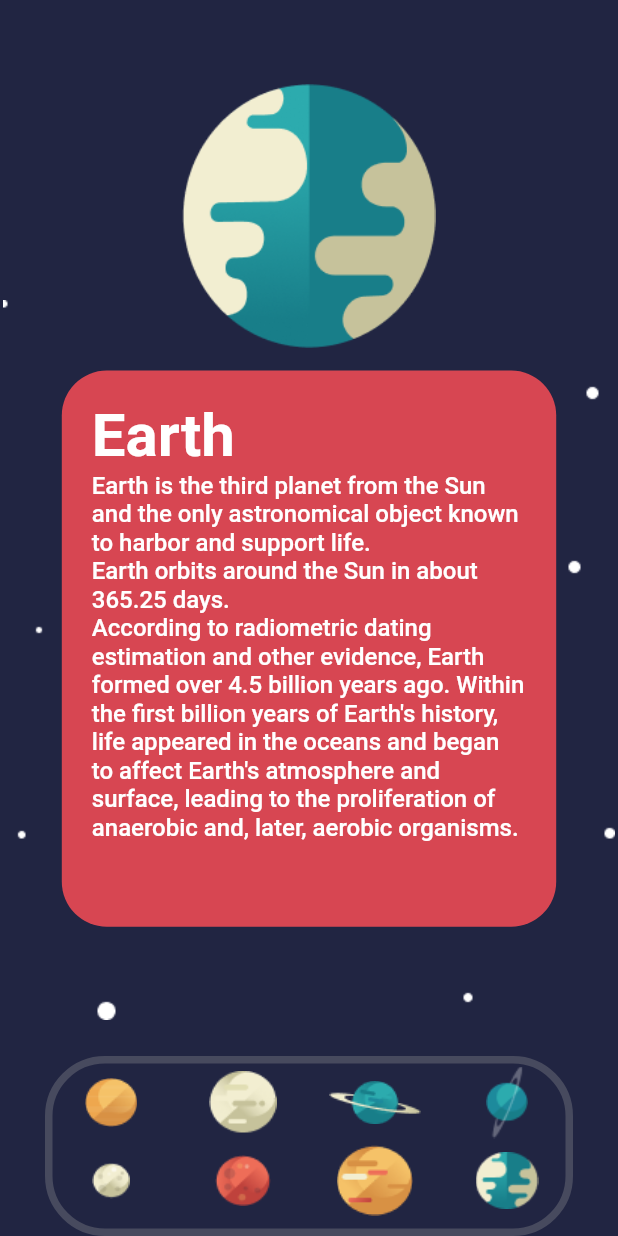
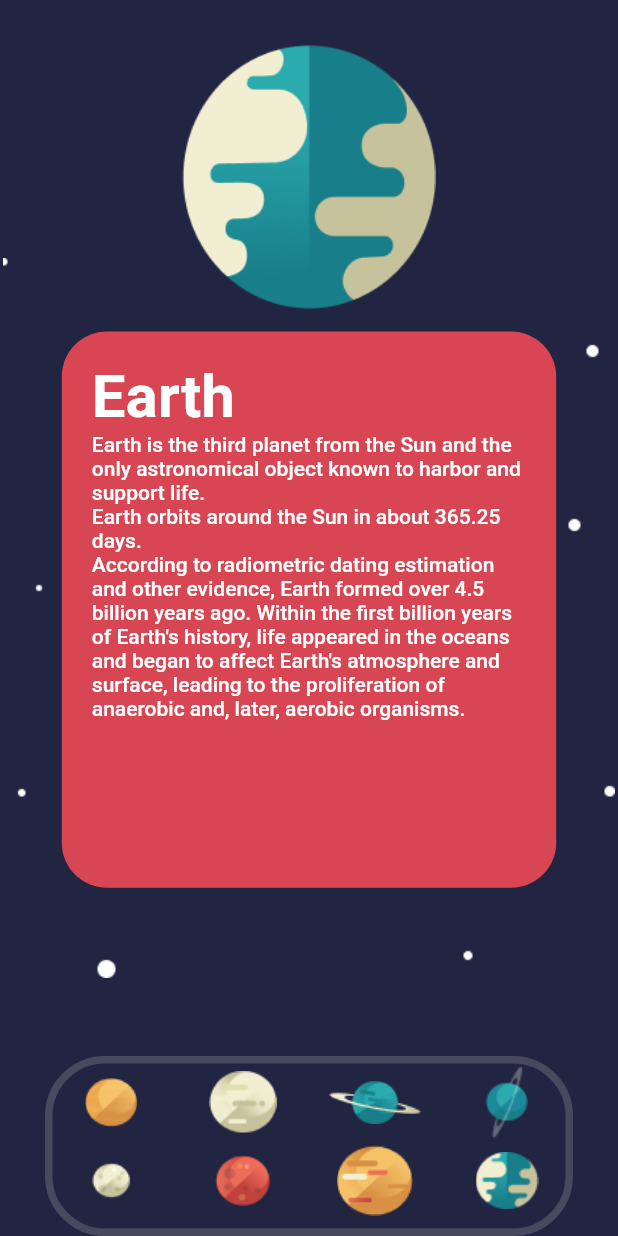
Before and after one commit to IagoAntunes/explore_planets, a Flutter app: the screen it shows after launch, after a tap on "FLY", on a phone screen of 412 x 824 dp. Run offline on Flutter 3.47's test engine with Material 2 defaults, Android fonts, the light colour scheme and no system bars; our stand-ins replace flutter_mobx, mobx; generated files the repository leaves out were written again.

Commit message:
Correções | Layout

```diff
--- /dev/null
+++ b/lib/core/utils/colors.dart
@@ -0,0 +1,7 @@
+import 'package:flutter/material.dart';
+
+class Appcolors {
+  static const amber = Colors.amber;
+  static const customRed = Color(0xffD74652);
+  static const background = Color(0xff212542);
+}
--- a/lib/features/home/home_page.dart
+++ b/lib/features/home/home_page.dart
@@ -1,6 +1,9 @@
 import 'package:flutter/material.dart';
 import 'package:flutter_mobx/flutter_mobx.dart';
-import 'package:planets_info/core/utils/planets.dart';
+import 'package:planets_info/core/utils/colors.dart';
+import 'package:planets_info/features/home/widgets/description_planet_widget.dart';
+import 'package:planets_info/features/home/widgets/image_planet_widget.dart';
+import 'package:planets_info/features/home/widgets/menu_planets_widget.dart';
 
 import 'controller/home_controller.store.dart';
 
@@ -13,11 +16,7 @@ class HomePage extends StatelessWidget {
     Size size = MediaQuery.of(context).size;
 
     return Scaffold(
-      backgroundColor: const Color(0xff212542),
-      appBar: AppBar(
-        elevation: 0,
-        backgroundColor: Colors.transparent,
-      ),
+      backgroundColor: Appcolors.background,
       body: Container(
         decoration: const BoxDecoration(
           image: DecorationImage(
@@ -31,83 +30,11 @@ class HomePage extends StatelessWidget {
               crossAxisAlignment: CrossAxisAlignment.center,
               mainAxisAlignment: MainAxisAlignment.center,
               children: [
-                AspectRatio(
-                  aspectRatio: 2,
-                  child: Image.asset(
-                    'assets/images/${store.selectedPlanet}_big.png',
-                    fit: BoxFit.contain,
-                  ),
-                ),
+                ImagePlanet(store: store),
                 const SizedBox(height: 15),
-                Container(
-                  padding: const EdgeInsets.all(20),
-                  height: size.height * 0.45,
-                  width: size.width * 0.8,
-                  decoration: const BoxDecoration(
-                    color: Color(0xffD74652),
-                    borderRadius: BorderRadius.all(
-                      Radius.circular(30),
-                    ),
-                  ),
-                  child: Column(
-                    crossAxisAlignment: CrossAxisAlignment.start,
-                    children: [
-                      Text(
-                        store.selectedPlanet[0].toUpperCase() +
-                            store.selectedPlanet.substring(1),
-                        style: const TextStyle(
-                          fontSize: 40,
-                          fontWeight: FontWeight.bold,
-                          color: Colors.white,
-                        ),
-                      ),
-                      Text(
-                        listPlanets[store.selectedPlanet],
-                        style: const TextStyle(
-                          fontSize: 16,
-                          fontWeight: FontWeight.w500,
-                          color: Colors.white,
-                        ),
-                      ),
-                    ],
-                  ),
-                ),
+                DescriptionPlanet(size: size, store: store),
                 const Expanded(child: SizedBox()),
-                Container(
-                  decoration: BoxDecoration(
-                    border: Border.all(
-                      width: 5,
-                      color: Colors.grey.withOpacity(0.3),
-                    ),
-                    borderRadius: const BorderRadius.all(
-                      Radius.circular(
-                        40,
-                      ),
-                    ),
-                  ),
-                  child: SizedBox(
-                    width: double.infinity,
-                    height: 110,
-                    child: GridView.count(
-                      childAspectRatio: 1.5,
-                      crossAxisCount: 4,
-                      crossAxisSpacing: 10,
-                      mainAxisSpacing: 0,
-                      physics: const NeverScrollableScrollPhysics(),
-                      children: [
-                        for (var planet in listPlanets.keys.toList())
-                          GestureDetector(
-                            onTap: () {
-                              store.changeSelectedPlanet(planet);
-                            },
-                            child: Container(
-                              child: Image.asset('assets/images/$planet.png'),
-                            ),
-                          ),
-                      ],
-                    ),
-                  ),
-                )
+                MenuPlanets(store: store)
               ],
             );
           }),
--- /dev/null
+++ b/lib/features/home/widgets/description_planet_widget.dart
@@ -0,0 +1,53 @@
+import 'package:flutter/material.dart';
+
+import '../../../core/utils/colors.dart';
+import '../../../core/utils/planets.dart';
+import '../controller/home_controller.store.dart';
+
+class DescriptionPlanet extends StatelessWidget {
+  const DescriptionPlanet({
+    super.key,
+    required this.size,
+    required this.store,
+  });
+
+  final Size size;
+  final HomeControllerStore store;
+
+  @override
+  Widget build(BuildContext context) {
+    return Container(
+      padding: const EdgeInsets.all(20),
+      height: size.height * 0.45,
+      width: size.width * 0.8,
+      decoration: const BoxDecoration(
+        color: Appcolors.customRed,
+        borderRadius: BorderRadius.all(
+          Radius.circular(30),
+        ),
+      ),
+      child: Column(
+        crossAxisAlignment: CrossAxisAlignment.start,
+        children: [
+          Text(
+            store.selectedPlanet[0].toUpperCase() +
+                store.selectedPlanet.substring(1),
+            style: const TextStyle(
+              fontSize: 40,
+              fontWeight: FontWeight.bold,
+              color: Colors.white,
+            ),
+          ),
+          Text(
+            listPlanets[store.selectedPlanet],
+            style: const TextStyle(
+              fontSize: 14,
+              fontWeight: FontWeight.w500,
+              color: Colors.white,
+            ),
+          ),
+        ],
+      ),
+    );
+  }
+}
--- /dev/null
+++ b/lib/features/home/widgets/image_planet_widget.dart
@@ -0,0 +1,26 @@
+import 'package:flutter/material.dart';
+
+import '../controller/home_controller.store.dart';
+
+class ImagePlanet extends StatelessWidget {
+  const ImagePlanet({
+    super.key,
+    required this.store,
+  });
+
+  final HomeControllerStore store;
+
+  @override
+  Widget build(BuildContext context) {
+    return Padding(
+      padding: const EdgeInsets.only(top: 30),
+      child: AspectRatio(
+        aspectRatio: 2,
+        child: Image.asset(
+          'assets/images/${store.selectedPlanet}_big.png',
+          fit: BoxFit.contain,
+        ),
+      ),
+    );
+  }
+}
--- /dev/null
+++ b/lib/features/home/widgets/menu_planets_widget.dart
@@ -0,0 +1,50 @@
+import 'package:flutter/material.dart';
+
+import '../../../core/utils/planets.dart';
+import '../controller/home_controller.store.dart';
+
+class MenuPlanets extends StatelessWidget {
+  const MenuPlanets({
+    super.key,
+    required this.store,
+  });
+
+  final HomeControllerStore store;
+
+  @override
+  Widget build(BuildContext context) {
+    return Container(
+      decoration: BoxDecoration(
+        border: Border.all(
+          width: 5,
+          color: Colors.grey.withOpacity(0.3),
+        ),
+        borderRadius: const BorderRadius.all(
+          Radius.circular(
+            40,
+          ),
+        ),
+      ),
+      child: SizedBox(
+        width: double.infinity,
+        height: 110,
+        child: GridView.count(
+          childAspectRatio: 1.5,
+          crossAxisCount: 4,
+          crossAxisSpacing: 10,
+          mainAxisSpacing: 0,
+          physics: const NeverScrollableScrollPhysics(),
+          children: [
+            for (var planet in listPlanets.keys.toList())
+              GestureDetector(
+                onTap: () {
+                  store.changeSelectedPlanet(planet);
+                },
+                child: Image.asset('assets/images/$planet.png'),
+              ),
+          ],
+        ),
+      ),
+    );
+  }
+}
--- a/lib/features/start/start_page.dart
+++ b/lib/features/start/start_page.dart
@@ -1,8 +1,9 @@
 import 'package:flutter/material.dart';
-import 'package:planets_info/features/home/controller/home_controller.store.dart';
+import 'package:planets_info/features/start/widgets/start_button_widget.dart';
+import 'package:planets_info/features/start/widgets/title_text.dart';
 
 class StartPage extends StatelessWidget {
-  StartPage({super.key});
+  const StartPage({super.key});
   @override
   Widget build(BuildContext context) {
     return Scaffold(
@@ -21,77 +22,15 @@ class StartPage extends StatelessWidget {
         child: SafeArea(
           child: Column(
             crossAxisAlignment: CrossAxisAlignment.stretch,
-            children: [
-              Container(
-                padding: const EdgeInsets.symmetric(horizontal: 20),
-                decoration: const BoxDecoration(
-                  color: Color(0xff323653),
-                ),
-                child: Center(
-                  child: RichText(
-                    textAlign: TextAlign.left,
-                    text: const TextSpan(
-                      text: 'Explore The ',
-                      style: TextStyle(
-                        fontSize: 50,
-                        fontWeight: FontWeight.bold,
-                      ),
-                      children: <TextSpan>[
-                        TextSpan(
-                          text: 'Solar',
-                          style: TextStyle(
-                            fontWeight: FontWeight.bold,
-                            color: Colors.amber,
-                          ),
-                        ),
-                        TextSpan(
-                          text: ' System.',
-                          style: TextStyle(
-                            fontWeight: FontWeight.bold,
-                          ),
-                        ),
-                      ],
-                    ),
-                  ),
-                ),
-              ),
-              const Expanded(child: SizedBox()),
+            children: const [
+              TitleText(),
+              Expanded(child: SizedBox()),
             ],
           ),
         ),
       ),
       floatingActionButtonLocation: FloatingActionButtonLocation.centerFloat,
-      floatingActionButton: GestureDetector(
-        onTap: () {
-          Navigator.pushReplacementNamed(context, '/home');
-        },
-        child: Container(
-          padding: const EdgeInsets.symmetric(
-            horizontal: 35,
-            vertical: 5,
-          ),
-          decoration: const BoxDecoration(
-            gradient: LinearGradient(
-              begin: Alignment.topLeft,
-              end: Alignment.bottomRight,
-              colors: [
-                Color(0XFF323653),
-                Color(0xff61637A)
-              ], // Cores do gradiente
-            ),
-            borderRadius: BorderRadius.all(
-              Radius.circular(15),
-            ),
-          ),
-          child: const Text(
-            'FLY',
-            style: TextStyle(
-              fontSize: 28,
-              color: Colors.white,
-            ),
-          ),
-        ),
-      ),
+      floatingActionButton: const StartButton(),
     );
   }
 }
--- /dev/null
+++ b/lib/features/start/widgets/start_button_widget.dart
@@ -0,0 +1,42 @@
+import 'package:flutter/material.dart';
+
+class StartButton extends StatelessWidget {
+  const StartButton({
+    super.key,
+  });
+
+  @override
+  Widget build(BuildContext context) {
+    return GestureDetector(
+      onTap: () {
+        Navigator.pushReplacementNamed(context, '/home');
+      },
+      child: Container(
+        padding: const EdgeInsets.symmetric(
+          horizontal: 35,
+          vertical: 5,
+        ),
+        decoration: const BoxDecoration(
+          gradient: LinearGradient(
+            begin: Alignment.topLeft,
+            end: Alignment.bottomRight,
+            colors: [
+              Color(0XFF323653),
+              Color(0xff61637A)
+            ], // Cores do gradiente
+          ),
+          borderRadius: BorderRadius.all(
+            Radius.circular(15),
+          ),
+        ),
+        child: const Text(
+          'FLY',
+          style: TextStyle(
+            fontSize: 28,
+            color: Colors.white,
+          ),
+        ),
+      ),
+    );
+  }
+}
--- /dev/null
+++ b/lib/features/start/widgets/title_text.dart
@@ -0,0 +1,46 @@
+import 'package:flutter/material.dart';
+
+import '../../../core/utils/colors.dart';
+
+class TitleText extends StatelessWidget {
+  const TitleText({
+    super.key,
+  });
+
+  @override
+  Widget build(BuildContext context) {
+    return Container(
+      padding: const EdgeInsets.symmetric(horizontal: 20),
+      decoration: const BoxDecoration(
+        color: Color(0xff323653),
+      ),
+      child: Center(
+        child: RichText(
+          textAlign: TextAlign.left,
+          text: const TextSpan(
+            text: 'Explore The ',
+            style: TextStyle(
+              fontSize: 50,
+              fontWeight: FontWeight.bold,
+            ),
+            children: <TextSpan>[
+              TextSpan(
+                text: 'Solar',
+                style: TextStyle(
+                  fontWeight: FontWeight.bold,
+                  color: Appcolors.amber,
+                ),
+              ),
+              TextSpan(
+                text: ' System.',
+                style: TextStyle(
+                  fontWeight: FontWeight.bold,
+                ),
+              ),
+            ],
+          ),
+        ),
+      ),
+    );
+  }
+}
--- a/lib/main.dart
+++ b/lib/main.dart
@@ -17,7 +17,7 @@ class MyApp extends StatelessWidget {
       theme: ThemeData(
         primarySwatch: Colors.blue,
       ),
-      home: StartPage(),
+      home: const StartPage(),
       routes: {
         '/home': (_) => HomePage(),
       },
```
Also changed, not shown: pubspec.lock, 3 other files.
